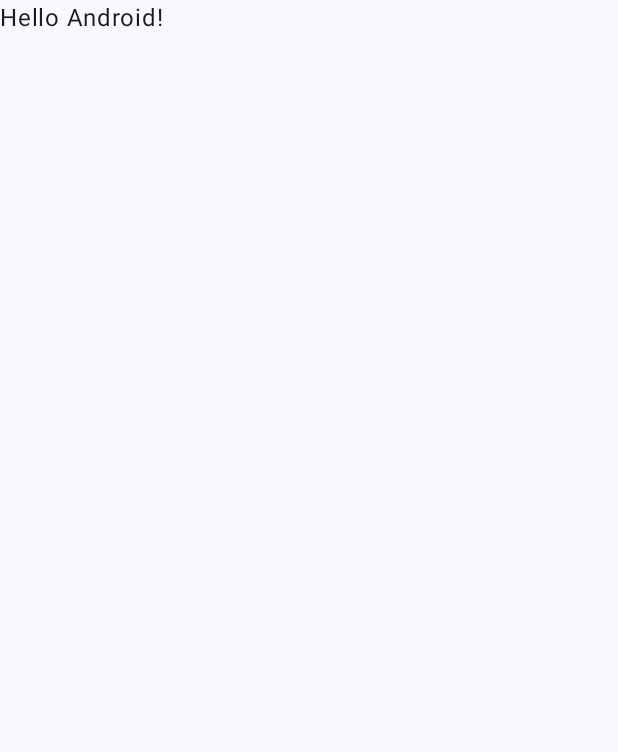
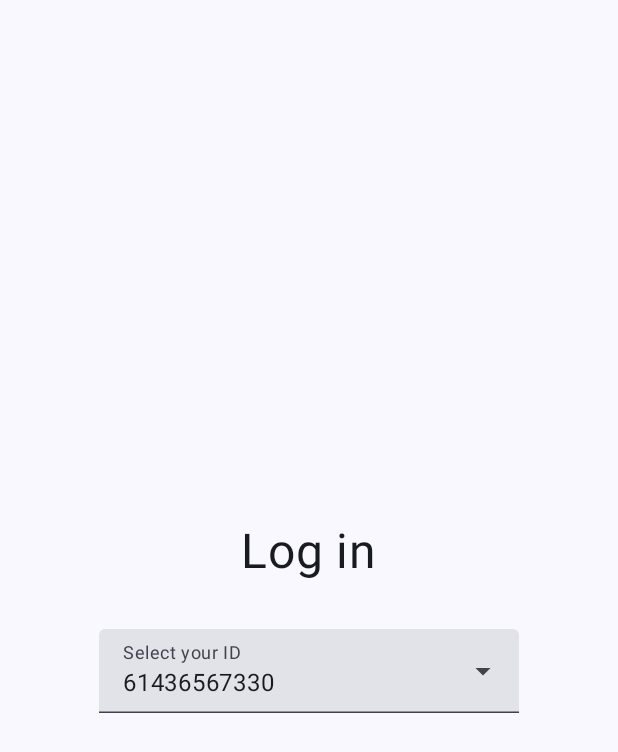
Before and after one commit to watanabe-homare/monashapp1, an Android app built with Jetpack Compose: the Loginscreen screen opened directly, with no data from a screen before it, on a phone screen of 412 x 824 dp. Before the commit the part shown is almost empty. Shown: the top 752 px of the screen. Run offline under Robolectric (Android 15) with nearby library versions, the phone set to English and light mode, and no system bars.

Commit message:
implement dropdown on Loginscreen

```diff
--- a/app/src/main/AndroidManifest.xml
+++ b/app/src/main/AndroidManifest.xml
@@ -12,6 +12,11 @@
         android:supportsRtl="true"
         android:theme="@style/Theme.Monashapp1"
         tools:targetApi="31">
+        <activity
+            android:name=".Questionnaire"
+            android:exported="false"
+            android:label="@string/title_activity_questionnaire"
+            android:theme="@style/Theme.Monashapp1" />
         <activity
             android:name=".Loginscreen"
             android:exported="false"
--- a/app/src/main/java/com/fit2081/monashapp1/Loginscreen.kt
+++ b/app/src/main/java/com/fit2081/monashapp1/Loginscreen.kt
@@ -1,17 +1,36 @@
 package com.fit2081.monashapp1
 
+import android.content.Context
 import android.os.Bundle
 import androidx.activity.ComponentActivity
 import androidx.activity.compose.setContent
 import androidx.activity.enableEdgeToEdge
+import androidx.compose.foundation.layout.Arrangement
+import androidx.compose.foundation.layout.Column
+import androidx.compose.foundation.layout.Spacer
 import androidx.compose.foundation.layout.fillMaxSize
+import androidx.compose.foundation.layout.height
 import androidx.compose.foundation.layout.padding
+import androidx.compose.material3.DropdownMenuItem
+import androidx.compose.material3.ExperimentalMaterial3Api
+import androidx.compose.material3.ExposedDropdownMenuBox
+import androidx.compose.material3.ExposedDropdownMenuDefaults
+import androidx.compose.material3.MenuAnchorType
 import androidx.compose.material3.Scaffold
 import androidx.compose.material3.Text
+import androidx.compose.material3.TextField
 import androidx.compose.runtime.Composable
+import androidx.compose.runtime.getValue
+import androidx.compose.runtime.mutableStateOf
+import androidx.compose.runtime.remember
+import androidx.compose.runtime.setValue
+import androidx.compose.ui.Alignment
 import androidx.compose.ui.Modifier
-import androidx.compose.ui.tooling.preview.Preview
+import androidx.compose.ui.unit.dp
+import androidx.compose.ui.unit.sp
 import com.fit2081.monashapp1.ui.theme.Monashapp1Theme
+import java.io.BufferedReader
+import java.io.InputStreamReader
 
 class Loginscreen : ComponentActivity() {
     override fun onCreate(savedInstanceState: Bundle?) {
@@ -20,8 +39,8 @@ class Loginscreen : ComponentActivity() {
         setContent {
             Monashapp1Theme {
                 Scaffold(modifier = Modifier.fillMaxSize()) { innerPadding ->
-                    Greeting2(
-                        name = "Android",
+                    LoginscreenContent(
+                        context = this@Loginscreen,
                         modifier = Modifier.padding(innerPadding)
                     )
                 }
@@ -30,18 +49,93 @@ class Loginscreen : ComponentActivity() {
     }
 }
 
-@Composable
-fun Greeting2(name: String, modifier: Modifier = Modifier) {
-    Text(
-        text = "Hello $name!",
-        modifier = modifier
-    )
+
+fun getColumnFromCSV(context: Context, fileName: String, columnIndex: Int): List<String> {
+    val columnData = mutableListOf<String>()
+    val inputStream = context.assets.open(fileName)
+    val reader = BufferedReader(InputStreamReader(inputStream))
+
+    reader.useLines { lines ->
+        lines.drop(1).forEach { line ->
+            val tokens = line.split(",")
+            if (tokens.size > columnIndex) {
+                columnData.add(tokens[columnIndex])
+            }
+        }
+    }
+
+    return columnData
 }
 
-@Preview(showBackground = true)
+@OptIn(ExperimentalMaterial3Api::class)
 @Composable
-fun GreetingPreview2() {
-    Monashapp1Theme {
-        Greeting2("Android")
+fun DropdownFromCSV(context: Context, fileName: String, columnIndex: Int) {
+    val options = getColumnFromCSV(context, fileName, columnIndex)
+    var expanded by remember { mutableStateOf(false) }
+    var selectedOption by remember { mutableStateOf(options[0]) }
+
+    ExposedDropdownMenuBox(
+        expanded = expanded,
+        onExpandedChange = { expanded = !expanded }
+    ) {
+        TextField(
+            value = selectedOption,
+            onValueChange = {},
+            readOnly = true,
+            label = { Text("Select your ID") },
+            trailingIcon = {
+                ExposedDropdownMenuDefaults.TrailingIcon(expanded = expanded)
+            },
+            modifier = Modifier.menuAnchor(type = MenuAnchorType.PrimaryNotEditable) // required for proper positioning
+        )
+        ExposedDropdownMenu(
+            expanded = expanded,
+            onDismissRequest = { expanded = false }
+        ) {
+            options.forEach { selectionOption ->
+                DropdownMenuItem(
+                    text = { Text(selectionOption) },
+                    onClick = {
+                        selectedOption = selectionOption
+                        expanded = false
+                    }
+                )
+            }
+        }
     }
 }
+
+@Composable
+fun LoginscreenContent(context: Context, modifier: Modifier = Modifier) {
+//    values
+
+// Column layout for the LoginscreenContent
+    Column(
+        modifier = modifier
+            .fillMaxSize()
+            .padding(16.dp),
+        horizontalAlignment = Alignment.CenterHorizontally,
+        verticalArrangement = Arrangement.Center
+    ) {
+        /**
+         * Text - Log in
+         * Space
+         * Dropdown - User ID (loaded from CSV file)
+         * Text field: Phone number (must match the one in the CSV)
+         * Space
+         * Text - This app is only for pre-registered users. Please enter a valid ID and phone number to continue.
+         * Space
+         * Button - Navigate to the Questionnaire screen
+         */
+
+        Text(
+            text = "Log in",
+            fontSize = 32.sp,
+            modifier = Modifier.padding(bottom = 16.dp)
+        )
+
+        Spacer(modifier = Modifier.height(16.dp))
+
+        DropdownFromCSV(context, "sample.csv", 0)
+    }
+}
--- a/app/src/main/java/com/fit2081/monashapp1/MainActivity.kt
+++ b/app/src/main/java/com/fit2081/monashapp1/MainActivity.kt
@@ -63,8 +63,6 @@ fun WelcomeScreeen(modifier: Modifier = Modifier) {
         }
         pop()
     }
-
-
 //    Column layout for the welcome screen
     Column(
         modifier = modifier.fillMaxSize().padding(16.dp),
@@ -84,7 +82,6 @@ fun WelcomeScreeen(modifier: Modifier = Modifier) {
          * Space
          * Text - Designed by Homare Watanabe (35281375)
          */
-//        Spacer(modifier = Modifier.height(32.dp)) check if necessary later
 
         Text(
             text = "NutriTrack",
--- a/app/src/main/res/values/strings.xml
+++ b/app/src/main/res/values/strings.xml
@@ -1,4 +1,5 @@
 <resources>
     <string name="app_name">monashapp1</string>
     <string name="title_activity_loginscreen">loginscreen</string>
+    <string name="title_activity_questionnaire">Questionnaire</string>
 </resources>
```
Also changed, not shown: app/src/main/assets/sample.csv (added, +10 -0 lines), app/src/main/java/com/fit2081/monashapp1/Questionnaire.kt (added, +47 -0 lines).
